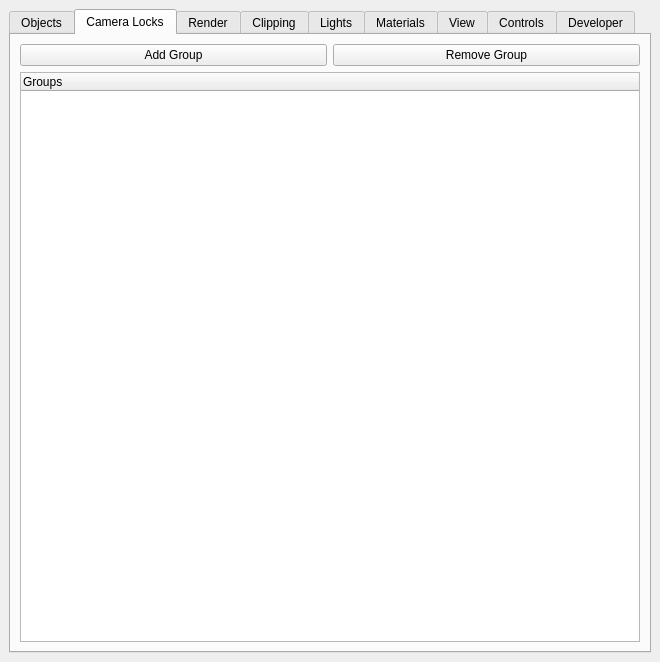
Old version of the form src/Interface/Modules/Render/ViewSceneControls.ui in the repository SCIInstitute/SCIRun.
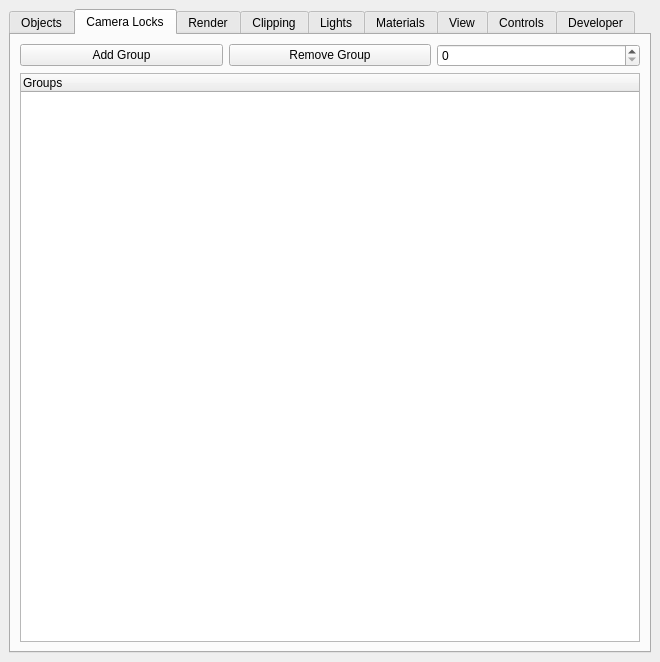
New version of the form. The open tabs and pages were chosen to show the change.

Patch:
```diff
--- a/src/Interface/Modules/Render/ViewSceneControls.ui
+++ b/src/Interface/Modules/Render/ViewSceneControls.ui
@@ -141,6 +141,9 @@
             </property>
            </widget>
           </item>
+          <item>
+           <widget class="QSpinBox" name="groupRemoveSpinBox_"/>
+          </item>
          </layout>
         </item>
        </layout>
```
Left out of the diff: 2 changed lines with no effect on the pictures.
